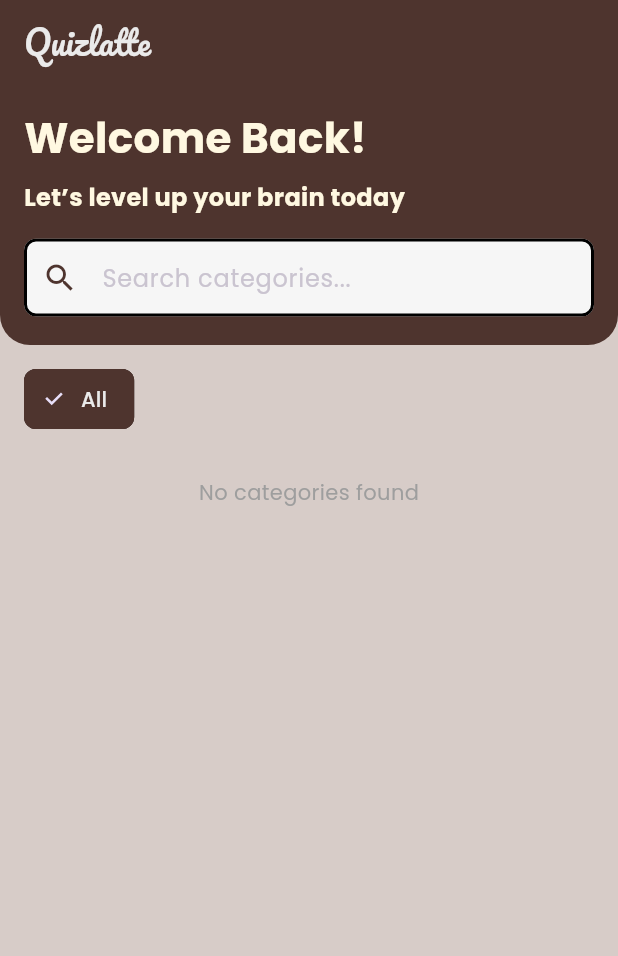
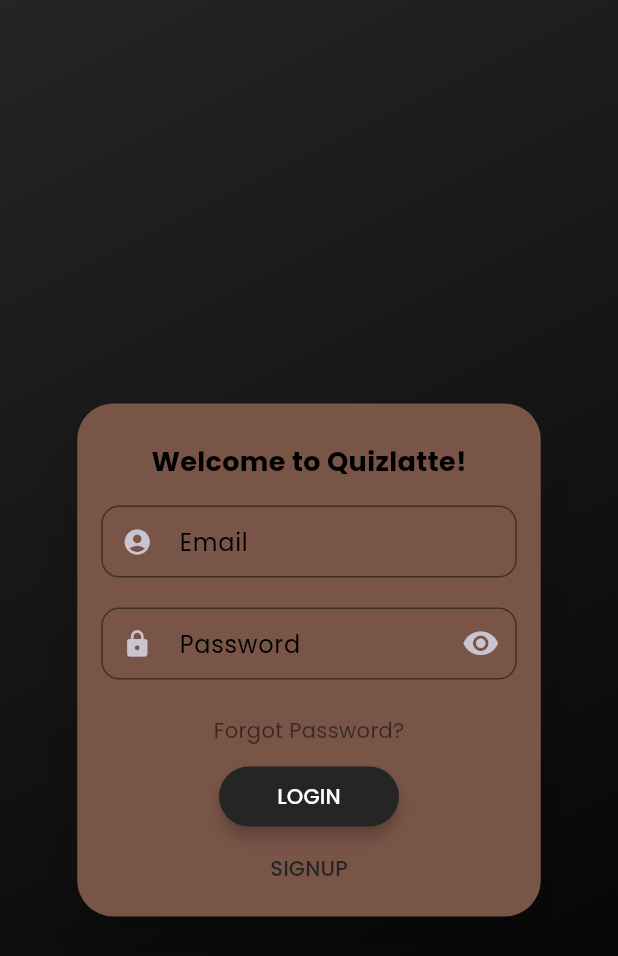
Before and after one commit to hadyaan/quizlatte-app, a Flutter app: the screen it shows after launch, on a phone screen of 412 x 824 dp. Shown: the top 956 px of the screen. Run offline on Flutter 3.47's test engine with Material 3 defaults, Android fonts, the phone set to English and light mode, and no system bars; drawn by our look-alikes of flutter_login; our stand-ins replace cloud_firestore, firebase_auth, firebase_core, flutter_animate, google_fonts, percent_indicator; accounts and stored records are empty.

Commit message:
menambahkan fungsi login, sign up, dan reset pass menggunakan package flutter_login dan firebase auth

```diff
--- /dev/null
+++ b/lib/auth/login_page.dart
@@ -0,0 +1,134 @@
+import 'package:flutter/material.dart';
+import 'package:flutter_login/flutter_login.dart';
+import 'package:firebase_auth/firebase_auth.dart';
+import 'package:quiz/view/user/home_screen.dart';
+import 'package:quiz/theme/theme.dart';
+
+class LoginPage extends StatefulWidget {
+  const LoginPage({super.key});
+
+  @override
+  State<LoginPage> createState() => _LoginPageState();
+}
+
+class _LoginPageState extends State<LoginPage> {
+  final FirebaseAuth _auth = FirebaseAuth.instance;
+  bool _isSignup = false;
+  Duration get loadingTime => const Duration(milliseconds: 2000);
+
+  Future<String?> _authUser(LoginData data) async {
+    _isSignup = false;
+    try {
+      await _auth.signInWithEmailAndPassword(
+        email: data.name,
+        password: data.password,
+      );
+      return null;
+    } on FirebaseAuthException catch (e) {
+      return e.message ?? 'Login failed';
+    }
+  }
+
+  Future<String?> _signupUser(SignupData data) async {
+    _isSignup = true;
+    try {
+      if (data.name == null || data.password == null) {
+        return 'Email and password cannot be empty';
+      }
+      await _auth.createUserWithEmailAndPassword(
+        email: data.name!,
+        password: data.password!,
+      );
+      return null;
+    } on FirebaseAuthException catch (e) {
+      return e.message ?? 'Signup failed';
+    }
+  }
+
+  Future<String?> _recoverPassword(String email) async {
+    _isSignup = false;
+    try {
+      await _auth.sendPasswordResetEmail(email: email);
+      return null;
+    } on FirebaseAuthException catch (e) {
+      return e.message ?? 'Password reset failed';
+    }
+  }
+
+  Future<void> _logout() async {
+    await _auth.signOut();
+  }
+
+  void _onSubmitAnimationCompleted() {
+    final user = _auth.currentUser;
+    if (user != null) {
+      Navigator.of(
+        context,
+      ).pushReplacement(MaterialPageRoute(builder: (_) => const HomeScreen()));
+    }
+  }
+
+  @override
+  Widget build(BuildContext context) {
+    return Scaffold(
+      body: FlutterLogin(
+        loginAfterSignUp: false,
+        onLogin: _authUser,
+        onSignup: _signupUser,
+        onRecoverPassword: _recoverPassword,
+        onSubmitAnimationCompleted: _onSubmitAnimationCompleted,
+        headerWidget: Padding(
+          padding: EdgeInsets.only(bottom: 16),
+          child: Text(
+            'Welcome to Quizlatte!',
+            style: TextStyle(
+              fontSize: 18,
+              color: Colors.black,
+              fontWeight: FontWeight.bold,
+            ),
+          ),
+        ),
+        theme: LoginTheme(
+          primaryColor: AppTheme.cardColor, // Coklat tua
+          accentColor: AppTheme.cardColor,
+          cardTheme: const CardTheme(
+            color: Color(0xFF795548),
+            elevation: 16,
+            shape: RoundedRectangleBorder(
+              borderRadius: BorderRadius.all(Radius.circular(24)),
+            ),
+          ),
+          textFieldStyle: TextStyle(color: Colors.black),
+          inputTheme: const InputDecorationTheme(
+            filled: true,
+            fillColor: Color(0xFF795548),
+            labelStyle: TextStyle(color: Colors.black),
+            hintStyle: TextStyle(color: Colors.black54),
+            prefixIconColor: Colors.black,
+            suffixIconColor: Colors.black,
+            iconColor: Colors.black,
+            border: OutlineInputBorder(
+              borderRadius: BorderRadius.all(Radius.circular(12)),
+              borderSide: BorderSide.none,
+            ),
+            enabledBorder: OutlineInputBorder(
+              borderRadius: BorderRadius.all(Radius.circular(12)),
+              borderSide: BorderSide(color: Colors.black45),
+            ),
+            focusedBorder: OutlineInputBorder(
+              borderRadius: BorderRadius.all(Radius.circular(12)),
+              borderSide: BorderSide(color: Colors.black),
+            ),
+          ),
+          titleStyle: const TextStyle(
+            fontSize: 32,
+            color: Colors.black87,
+            fontWeight: FontWeight.bold,
+          ),
+          buttonStyle: const TextStyle(color: Colors.white),
+          errorColor: Colors.redAccent,
+        ),
+      ),
+    );
+  }
+}
--- a/lib/main.dart
+++ b/lib/main.dart
@@ -1,5 +1,6 @@
 import 'package:firebase_core/firebase_core.dart';
 import 'package:flutter/material.dart';
+import 'package:quiz/auth/login_page.dart';
 import 'package:quiz/firebase_options.dart';
 import 'package:quiz/theme/theme.dart';
 import 'package:quiz/view/admin/admin_home_screen.dart';
@@ -8,7 +9,7 @@ import 'package:quiz/view/user/home_screen.dart';
 void main() async {
   WidgetsFlutterBinding.ensureInitialized();
   await Firebase.initializeApp(options: DefaultFirebaseOptions.currentPlatform);
-  runApp(MyApp());
+  runApp(const MyApp());
 }
 
 class MyApp extends StatelessWidget {
@@ -20,14 +21,12 @@ class MyApp extends StatelessWidget {
       debugShowCheckedModeBanner: false,
       title: "Quizlatte",
       theme: AppTheme.theme,
-      home: HomeScreen(),
+      initialRoute: '/',
+      routes: {
+        '/': (context) => const LoginPage(),
+        '/home': (context) => const HomeScreen(),
+        '/admin': (context) => const AdminHomeScreen(), // jika kamu butuh rute untuk admin
+      },
     );
   }
 }
-
-// flutter build web
-
-// cd build/web
-// python -m http.server 8080
-
-// http://localhost:8080
--- a/lib/view/user/home_screen.dart
+++ b/lib/view/user/home_screen.dart
@@ -1,8 +1,9 @@
 import 'package:cloud_firestore/cloud_firestore.dart';
+import 'package:firebase_auth/firebase_auth.dart';
 import 'package:flutter/material.dart';
 import 'package:flutter_animate/flutter_animate.dart';
 import 'package:quiz/model/category.dart';
-import 'package:quiz/theme/theme.dart'; // Pastikan AppTheme.surfaceHome dan AppTheme.backgroundColor didefinisikan dengan baik di sini
+import 'package:quiz/theme/theme.dart';
 import 'package:quiz/view/user/category_screen.dart';
 import 'package:google_fonts/google_fonts.dart';
 
@@ -92,15 +93,19 @@ class _HomeScreenState extends State<HomeScreen> {
                 bottomRight: Radius.circular(20),
               ),
             ),
-            title: Text(
-              "Quizlatte",
-              style: GoogleFonts.pacifico(),
-              // TextStyle(
-              //   fontSize: 24,
-              //   fontWeight: FontWeight.bold,
-              //   color: Colors.white,
-              // ),
-            ),
+            title: Text("Quizlatte", style: GoogleFonts.pacifico()),
+            actions: [
+              IconButton(
+                icon: Icon(Icons.logout),
+                color: Colors.white,
+                onPressed: () async {
+                  await FirebaseAuth.instance.signOut();
+                  if (context.mounted) {
+                    Navigator.of(context).pushReplacementNamed('/');
+                  }
+                },
+              ),
+            ],
             flexibleSpace: FlexibleSpaceBar(
               background: SafeArea(
                 child: Column(
--- a/pubspec.yaml
+++ b/pubspec.yaml
@@ -2,7 +2,7 @@ name: quiz
 description: "A new Flutter project."
 # The following line prevents the package from being accidentally published to
 # pub.dev using `flutter pub publish`. This is preferred for private packages.
-publish_to: 'none' # Remove this line if you wish to publish to pub.dev
+publish_to: "none" # Remove this line if you wish to publish to pub.dev
 
 # The following defines the version and build number for your application.
 # A version number is three numbers separated by dots, like 1.2.43
@@ -39,6 +39,8 @@ dependencies:
   cloud_firestore: ^5.6.8
   flutter_animate: ^4.5.2
   percent_indicator: ^4.2.5
+  flutter_login: ^5.0.0
+  firebase_auth: ^5.5.4
 
 dev_dependencies:
   flutter_test:
@@ -56,7 +58,6 @@ dev_dependencies:
 
 # The following section is specific to Flutter packages.
 flutter:
-
   # The following line ensures that the Material Icons font is
   # included with your application, so that you can use the icons in
   # the material Icons class.
```
Also changed, not shown: pubspec.lock, 6 other files.
